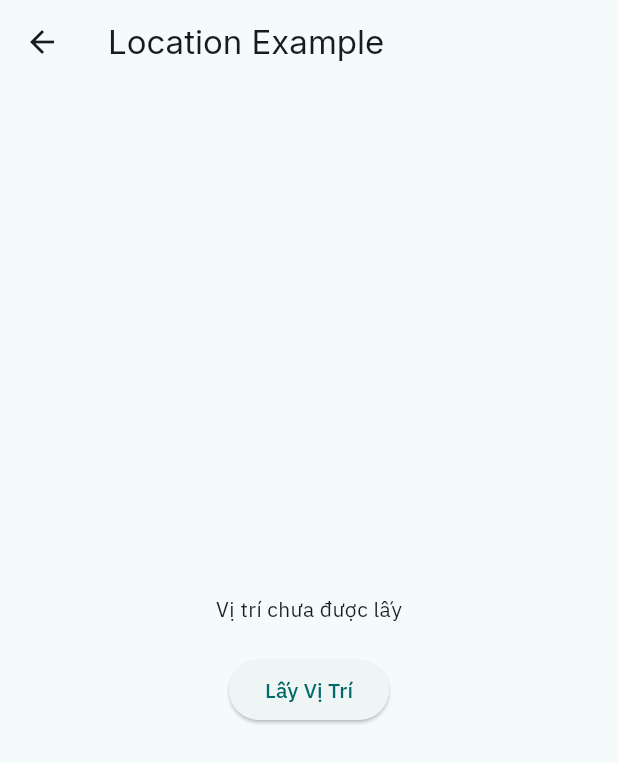
After one commit to nphuonha2101/flutter_foods, a Flutter app: the LocationScreen screen opened directly, after a tap on "Lấy Vị Trí", on a phone screen of 412 x 824 dp. The commit adds this screen. Shown: the top 763 px of the screen. Run offline on Flutter 3.47's test engine with Material 3 defaults, Android fonts, the phone set to English and light mode, and no system bars; our stand-ins replace cached_network_image, flutter_dotenv, flutter_rating_bar, flutter_tabler_icons, flutter_zoom_drawer, google_fonts and 4 more; missing offline and left inert: open_street_map_search_and_pick; accounts and stored records are empty; network calls fail.

Commit message:
config location permission

```diff
--- a/lib/core/provider/app_providers.dart
+++ b/lib/core/provider/app_providers.dart
@@ -2,6 +2,7 @@ import 'package:flutter/foundation.dart';
 import 'package:flutter_foods/providers/cart_provider.dart';
 import 'package:flutter_foods/providers/category_provider.dart';
 import 'package:flutter_foods/providers/foods_provider.dart';
+import 'package:flutter_foods/providers/location_provider.dart';
 import 'package:flutter_foods/providers/users_provider.dart';
 import 'package:flutter_foods/repositories/auth_repository.dart';
 import 'package:flutter_foods/repositories/category_repository.dart';
@@ -48,6 +49,7 @@ class AppProviders {
       create: (context) => CategoryProvider(context.read<CategoryService>()),
     ),
     ChangeNotifierProvider(create: (_) => CartProvider()),
+     ChangeNotifierProvider(create: (_) => LocationProvider()),
 
     // Add other providers here
   ];
--- a/lib/main.dart
+++ b/lib/main.dart
@@ -38,7 +38,7 @@ class MainApp extends StatelessWidget {
         debugShowCheckedModeBanner: false,
         theme: brightness == Brightness.light ? theme.light() : theme.dark(),
         title: AppConstants.appName,
-        home: const SplashScreen(),
+        home:  const SplashScreen(),
         onGenerateRoute: AppRoutes.generateRoute,
       ),
     );
--- /dev/null
+++ b/lib/presentation/screens/location_screen.dart
@@ -0,0 +1,30 @@
+import 'package:flutter/material.dart';
+import 'package:flutter_foods/providers/location_provider.dart';
+import 'package:provider/provider.dart';
+class LocationScreen extends StatelessWidget {
+  @override
+  Widget build(BuildContext context) {
+    final locationProvider = Provider.of<LocationProvider>(context);
+
+    return Scaffold(
+      appBar: AppBar(title: Text('Location Example')),
+      body: Center(
+        child: Column(
+          mainAxisAlignment: MainAxisAlignment.center,
+          children: <Widget>[
+            locationProvider.latitude == null
+                ? Text('Vị trí chưa được lấy')
+                : Text('Vĩ độ: ${locationProvider.latitude}, Kinh độ: ${locationProvider.longitude}'),
+            SizedBox(height: 20),
+            ElevatedButton(
+              onPressed: () async {
+                await locationProvider.getLocation();
+              },
+              child: Text('Lấy Vị Trí'),
+            ),
+          ],
+        ),
+      ),
+    );
+  }
+}
--- a/lib/presentation/screens/main_screen.dart
+++ b/lib/presentation/screens/main_screen.dart
@@ -7,7 +7,9 @@ import 'package:flutter_foods/presentation/widgets/appbar_normal.dart';
 import 'package:flutter_foods/presentation/widgets/bottom_nav_bar.dart'
     as custom;
 import 'package:flutter_foods/presentation/widgets/slider_drawer.dart';
+import 'package:flutter_foods/providers/location_provider.dart';
 import 'package:flutter_zoom_drawer/flutter_zoom_drawer.dart';
+import 'package:provider/provider.dart';
 
 class MainScreen extends StatefulWidget {
   const MainScreen({super.key});
@@ -20,6 +22,13 @@ class _MainScreenState extends State<MainScreen> {
   int _currentIndex = 0;
 
   void _changePage(int? index) {
+     if (index == 1) {
+      final locationProvider = Provider.of<LocationProvider>(context, listen: false);
+      locationProvider.getLocation();
+      if(locationProvider.latitude ==null || locationProvider.longitude ==null){
+        return;
+      }
+    }
     setState(() {
       _currentIndex = index ?? 0;
     });
--- /dev/null
+++ b/lib/providers/location_provider.dart
@@ -0,0 +1,38 @@
+import 'package:flutter/material.dart';
+import 'package:location/location.dart';
+
+class LocationProvider with ChangeNotifier {
+  Location location = Location();
+  double? latitude;
+  double? longitude;
+
+  Future<void> getLocation() async {
+    bool _serviceEnabled;
+    PermissionStatus _permissionGranted;
+
+    // Kiểm tra dịch vụ vị trí có đang bật không
+    _serviceEnabled = await location.serviceEnabled();
+    if (!_serviceEnabled) {
+      _serviceEnabled = await location.requestService();
+      if (!_serviceEnabled) {
+        return;
+      }
+    }
+
+    // Kiểm tra quyền truy cập vị trí
+    _permissionGranted = await location.hasPermission();
+    if (_permissionGranted == PermissionStatus.denied) {
+      _permissionGranted = await location.requestPermission();
+      if (_permissionGranted != PermissionStatus.granted) {
+        return;
+      }
+    }
+
+    // Lấy vị trí
+    LocationData _locationData = await location.getLocation();
+    latitude = _locationData.latitude;
+    longitude = _locationData.longitude;
+
+    notifyListeners();
+  }
+}
--- a/lib/repositories/abstract_api_repositories.dart
+++ b/lib/repositories/abstract_api_repositories.dart
@@ -13,12 +13,12 @@ mixin AbstractApiRepositories<M extends IModel, D extends IDto> {
   String get baseApiUrl => '$baseUrl:$port/api/$version/$endpoint';
 
   Future<List<M>> fetchAll() async {
+  print(baseApiUrl);
   final response = await http.get(Uri.parse(baseApiUrl));
   if (response.statusCode == 200) {
     final Map<String, dynamic> body = json.decode(response.body);
 
     final List<dynamic> items = body['data'];
-
     return items.map((item) => createModel().fromJson(item) as M).toList();
   } else {
     throw _handleError('fetch all', response.statusCode);
```
Also changed, not shown: 1 other file.
